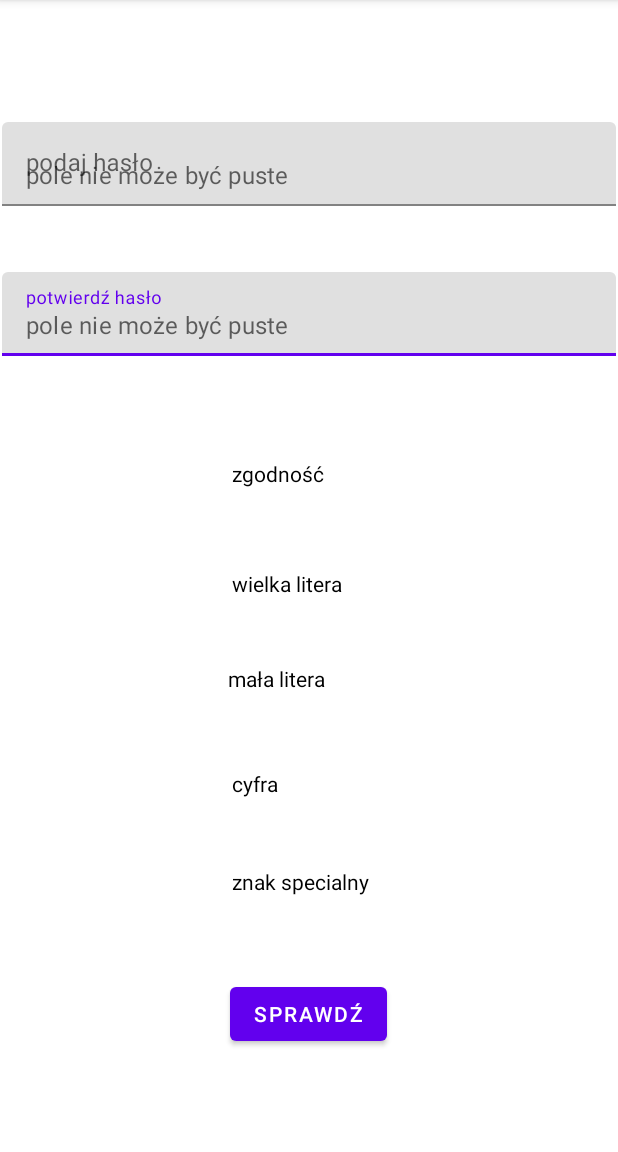
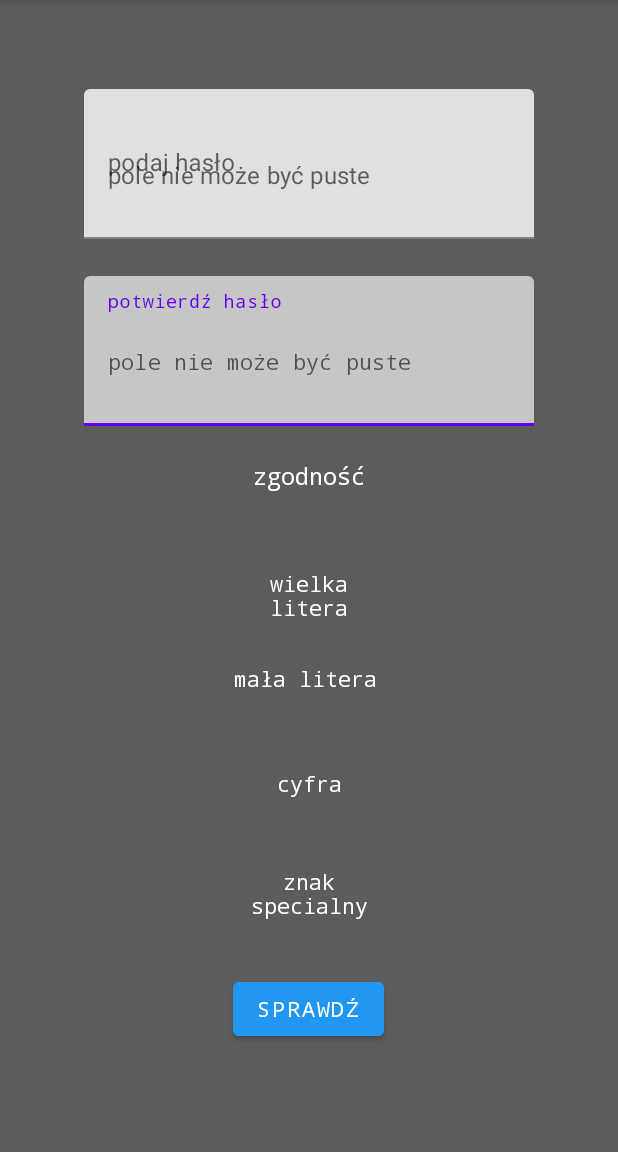
Before and after one commit to Jacob5parrow/logowanie, an Android app: the screen it shows after launch (MainActivity), after a tap on "SPRAWDŹ", on a phone screen of 412 x 824 dp, the part 84-1236 px from its top. Run offline under Robolectric (Android 15) with nearby library versions, the phone set to English and light mode, and no system bars.

Commit message:
wygląda dobrze działa już gorzej

```diff
--- a/app/src/main/java/com/example/logowanie/MainActivity.kt
+++ b/app/src/main/java/com/example/logowanie/MainActivity.kt
@@ -22,11 +22,11 @@ class MainActivity : AppCompatActivity() {
             findViewById<EditText>(R.id.password1).hint = ""
             findViewById<EditText>(R.id.password2).hint = ""
 
-            findViewById<TextView>(R.id.check).setTextColor(Color.BLACK)
-            findViewById<TextView>(R.id.upperLetter).setTextColor(Color.BLACK)
-            findViewById<TextView>(R.id.lowerLetter).setTextColor(Color.BLACK)
-            findViewById<TextView>(R.id.number).setTextColor(Color.BLACK)
-            findViewById<TextView>(R.id.special).setTextColor(Color.BLACK)
+            findViewById<TextView>(R.id.check).setTextColor(Color.WHITE)
+            findViewById<TextView>(R.id.upperLetter).setTextColor(Color.WHITE)
+            findViewById<TextView>(R.id.lowerLetter).setTextColor(Color.WHITE)
+            findViewById<TextView>(R.id.number).setTextColor(Color.WHITE)
+            findViewById<TextView>(R.id.special).setTextColor(Color.WHITE)
 
 
             if (password1.text.toString().isEmpty())
@@ -53,32 +53,27 @@ class MainActivity : AppCompatActivity() {
                     findViewById<TextView>(R.id.check).setTextColor(Color.RED)
                 }
 
-                val wielka_litera = Regex(".*[A-Z].*")
-
                 if (password.any{it.isUpperCase()})
                 {
-                    findViewById<TextView>(R.id.upperLetter).setTextColor(Color.GREEN)
+                    findViewById<TextView>(R.id.check).setTextColor(Color.GREEN)
                 }
 
-                val mala_litera = Regex(".*[a-z].*")
 
                 if (password.any{it.isLowerCase()})
                 {
-                    findViewById<TextView>(R.id.lowerLetter).setTextColor(Color.GREEN)
+                    findViewById<TextView>(R.id.check).setTextColor(Color.GREEN)
                 }
 
-                val liczba = Regex(".*[0-9].*")
-
-                if (password.matches(liczba))
+                if (password.any{it.isDigit()})
                 {
-                    findViewById<TextView>(R.id.number).setTextColor(Color.GREEN)
+                    findViewById<TextView>(R.id.check).setTextColor(Color.GREEN)
                 }
 
                 val specialChars = "!@#$%^&*()_+-=?"
 
                 if (password.any { specialChars.contains(it) })
                 {
-                    findViewById<TextView>(R.id.special).setTextColor(Color.GREEN)
+                    findViewById<TextView>(R.id.check).setTextColor(Color.GREEN)
                 }
 
 
--- a/app/src/main/res/layout/activity_main.xml
+++ b/app/src/main/res/layout/activity_main.xml
@@ -4,6 +4,7 @@
     xmlns:tools="http://schemas.android.com/tools"
     android:layout_width="match_parent"
     android:layout_height="match_parent"
+    android:background="#5C5C5C"
     tools:context=".MainActivity"
     tools:layout_editor_absoluteX="0dp"
     tools:layout_editor_absoluteY="14dp">
@@ -12,21 +13,24 @@
         android:id="@+id/submit"
         android:layout_width="wrap_content"
         android:layout_height="wrap_content"
+        android:backgroundTint="#2196F3"
+        android:fontFamily="monospace"
         android:text="@string/sprawd"
         app:layout_constraintBottom_toBottomOf="parent"
         app:layout_constraintEnd_toEndOf="parent"
         app:layout_constraintHorizontal_bias="0.498"
         app:layout_constraintStart_toStartOf="parent"
         app:layout_constraintTop_toTopOf="parent"
-        app:layout_constraintVertical_bias="0.906" />
+        app:layout_constraintVertical_bias="0.901" />
 
     <com.google.android.material.textfield.TextInputLayout
         android:id="@+id/textInputLayout3"
-        android:layout_width="409dp"
-        android:layout_height="wrap_content"
+        android:layout_width="300dp"
+        android:layout_height="100dp"
         android:layout_marginStart="1dp"
         android:layout_marginEnd="1dp"
-        android:layout_marginBottom="350dp"
+        android:fontFamily="monospace"
+        android:layout_marginBottom="300dp"
         app:layout_constraintBottom_toBottomOf="parent"
         app:layout_constraintEnd_toEndOf="parent"
         app:layout_constraintStart_toStartOf="parent"
@@ -34,16 +38,21 @@
 
         <com.google.android.material.textfield.TextInputEditText
             android:id="@+id/password2"
-            android:layout_width="match_parent"
-            android:layout_height="wrap_content"
-            android:hint="@string/potwierd_has_o" />
+            android:layout_width="300dp"
+            android:layout_height="100dp"
+            android:backgroundTint="#C6C6C6"
+            android:fontFamily="monospace"
+            android:hint="@string/potwierd_has_o"
+            android:inputType="textPassword"
+            android:textSize="14sp" />
     </com.google.android.material.textfield.TextInputLayout>
 
     <com.google.android.material.textfield.TextInputLayout
         android:id="@+id/textInputLayout2"
-        android:layout_width="409dp"
-        android:layout_height="wrap_content"
+        android:layout_width="300dp"
+        android:layout_height="100dp"
         android:layout_marginStart="1dp"
+        android:fontFamily="monospace"
         android:layout_marginEnd="1dp"
         android:layout_marginBottom="550dp"
         app:layout_constraintBottom_toBottomOf="parent"
@@ -53,16 +62,22 @@
 
         <com.google.android.material.textfield.TextInputEditText
             android:id="@+id/password1"
-            android:layout_width="match_parent"
-            android:layout_height="wrap_content"
-            android:hint="@string/podaj_has_o" />
+            android:hint="@string/podaj_has_o"
+            android:layout_width="300dp"
+            android:layout_height="100dp"
+
+            android:inputType="textPassword" />
     </com.google.android.material.textfield.TextInputLayout>
 
     <TextView
         android:id="@+id/check"
         android:layout_width="103dp"
         android:layout_height="47dp"
+        android:fontFamily="monospace"
         android:text="@string/zgodno"
+        android:textAlignment="center"
+        android:textColor="#FFFFFF"
+        android:textSize="16sp"
         app:layout_constraintBottom_toBottomOf="parent"
         app:layout_constraintEnd_toEndOf="parent"
         app:layout_constraintStart_toStartOf="parent"
@@ -73,9 +88,12 @@
         android:id="@+id/upperLetter"
         android:layout_width="103dp"
         android:layout_height="47dp"
+        android:textColor="#FFFFFF"
         android:text="@string/wielka_litera"
+        android:fontFamily="monospace"
         app:layout_constraintBottom_toBottomOf="parent"
         app:layout_constraintEnd_toEndOf="parent"
+        android:textAlignment="center"
         app:layout_constraintStart_toStartOf="parent"
         app:layout_constraintTop_toTopOf="parent"
         app:layout_constraintVertical_bias="0.526" />
@@ -85,7 +103,10 @@
         android:layout_width="103dp"
         android:layout_height="47dp"
         android:text="@string/ma_a_litera"
+        android:fontFamily="monospace"
+        android:textColor="#FFFFFF"
         app:layout_constraintBottom_toBottomOf="parent"
+        android:textAlignment="center"
         app:layout_constraintEnd_toEndOf="parent"
         app:layout_constraintHorizontal_bias="0.493"
         app:layout_constraintStart_toStartOf="parent"
@@ -98,6 +119,9 @@
         android:layout_height="47dp"
         android:text="@string/cyfra"
         app:layout_constraintBottom_toBottomOf="parent"
+        android:textAlignment="center"
+        android:textColor="#FFFFFF"
+        android:fontFamily="monospace"
         app:layout_constraintEnd_toEndOf="parent"
         app:layout_constraintStart_toStartOf="parent"
         app:layout_constraintTop_toTopOf="parent"
@@ -107,10 +131,13 @@
         android:id="@+id/special"
         android:layout_width="103dp"
         android:layout_height="47dp"
+        android:textAlignment="center"
         android:text="@string/znak_specialny"
+        android:fontFamily="monospace"
         app:layout_constraintBottom_toBottomOf="parent"
         app:layout_constraintEnd_toEndOf="parent"
         app:layout_constraintStart_toStartOf="parent"
+        android:textColor="#FFFFFF"
         app:layout_constraintTop_toTopOf="parent"
         app:layout_constraintVertical_bias="0.802" />
 
```
